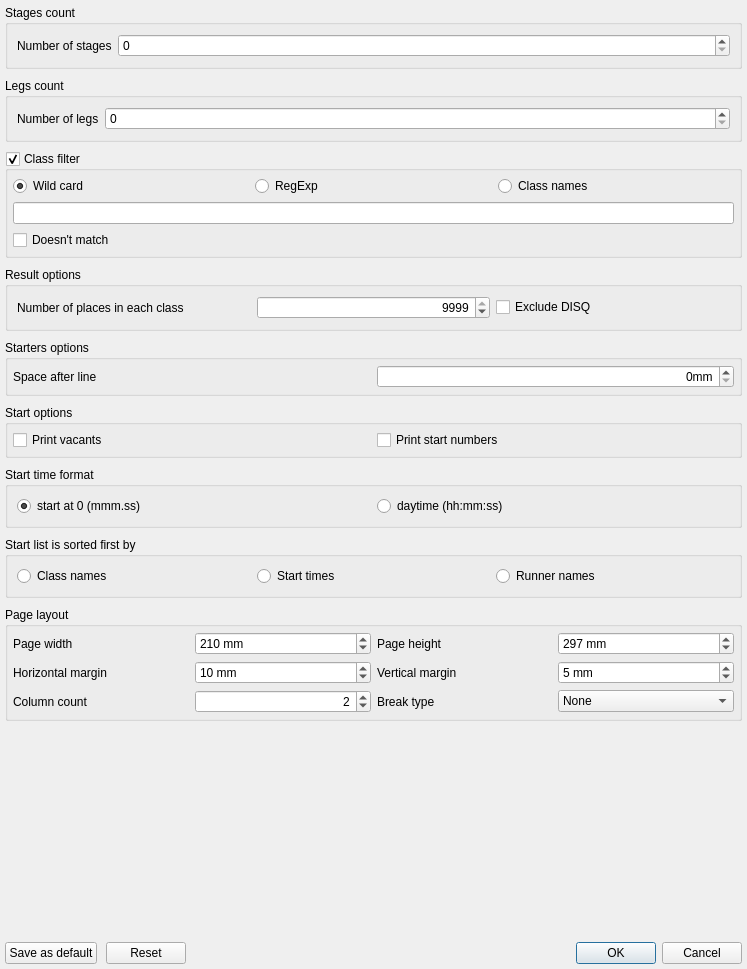
Qt form libquickevent/libquickeventgui/src/reportoptionsdialog.ui (Quick-Event/quickbox) before a commit.
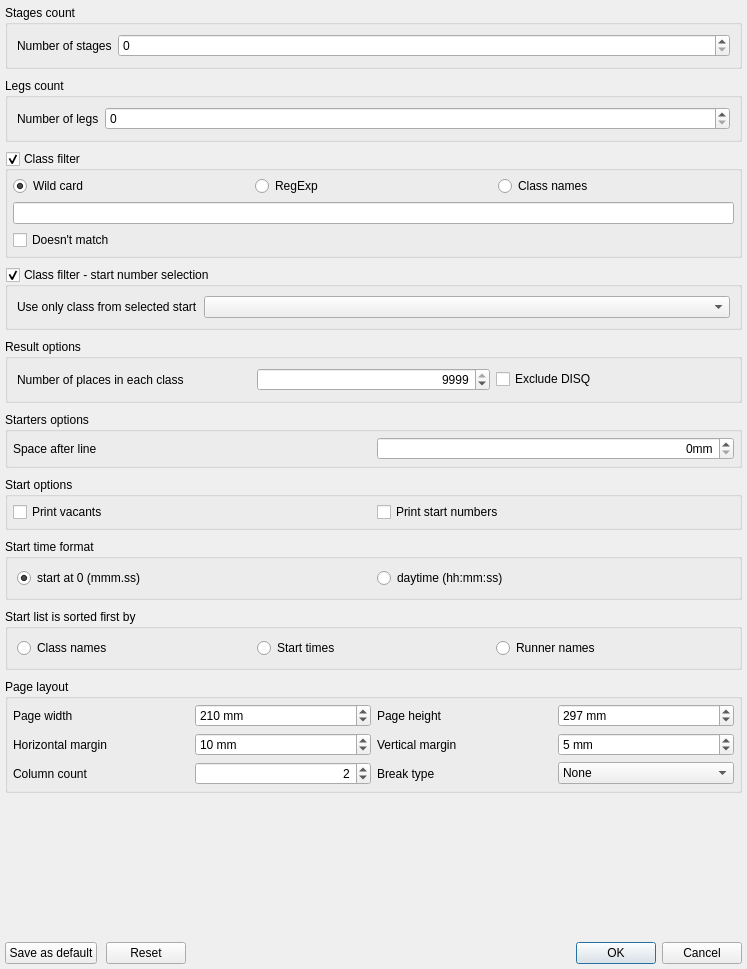
The same form after that commit.

Commit message: Add UI item and code to select start number in ReportOptionsDialog for print startlist by classes and for starters

```diff
--- a/libquickevent/libquickeventgui/src/reportoptionsdialog.ui
+++ b/libquickevent/libquickeventgui/src/reportoptionsdialog.ui
@@ -137,6 +137,28 @@
      </layout>
     </widget>
    </item>
+   <item>
+    <widget class="QGroupBox" name="grpClassStartSelection">
+     <property name="title">
+      <string>Class filter - start number selection</string>
+     </property>
+     <property name="checkable">
+      <bool>true</bool>
+     </property>
+     <layout class="QFormLayout" name="formLayout_2">
+      <item row="0" column="0">
+       <widget class="QLabel" name="label_11">
+        <property name="text">
+         <string>Use only class from selected start</string>
+        </property>
+       </widget>
+      </item>
+      <item row="0" column="1">
+       <widget class="QComboBox" name="cbxStartNumber"/>
+      </item>
+     </layout>
+    </widget>
+   </item>
    <item>
     <widget class="QGroupBox" name="grpResultOptions">
      <property name="title">
```
Left out of the diff: 52 changed lines with no effect on the pictures. The commit also changes 5 other files.
